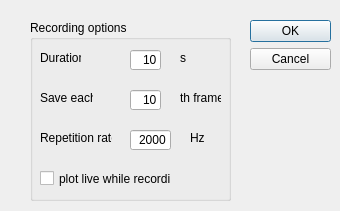
Qt form UIs/recording_parameters_dialog.ui (IlyaVatnik/AFR_interrogator) before a commit.
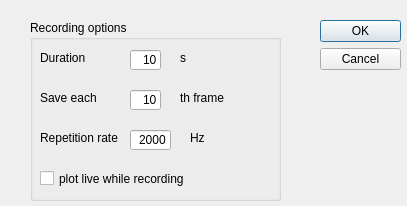
The same form after that commit.

The edit to the form file:
```diff
--- a/UIs/recording_parameters_dialog.ui
+++ b/UIs/recording_parameters_dialog.ui
@@ -6,8 +6,8 @@
    <rect>
     <x>0</x>
     <y>0</y>
-    <width>340</width>
-    <height>211</height>
+    <width>407</width>
+    <height>206</height>
    </rect>
   </property>
   <property name="windowTitle">
@@ -16,7 +16,7 @@
   <widget class="QDialogButtonBox" name="buttonBox">
    <property name="geometry">
     <rect>
-     <x>250</x>
+     <x>320</x>
      <y>20</y>
      <width>81</width>
      <height>61</height>
@@ -34,7 +34,7 @@
     <rect>
      <x>30</x>
      <y>20</y>
-     <width>201</width>
+     <width>251</width>
      <height>181</height>
     </rect>
    </property>
@@ -59,7 +59,7 @@
      <rect>
       <x>10</x>
       <y>30</y>
-      <width>41</width>
+      <width>71</width>
       <height>16</height>
      </rect>
     </property>
@@ -104,7 +104,7 @@
      <rect>
       <x>10</x>
       <y>110</y>
-      <width>72</width>
+      <width>91</width>
       <height>16</height>
      </rect>
     </property>
@@ -117,7 +117,7 @@
      <rect>
       <x>150</x>
       <y>70</y>
-      <width>41</width>
+      <width>61</width>
       <height>16</height>
      </rect>
     </property>
@@ -130,7 +130,7 @@
      <rect>
       <x>10</x>
       <y>70</y>
-      <width>53</width>
+      <width>71</width>
       <height>16</height>
      </rect>
     </property>
@@ -172,7 +172,7 @@
      <rect>
       <x>10</x>
       <y>150</y>
-      <width>131</width>
+      <width>171</width>
       <height>17</height>
      </rect>
     </property>
```
